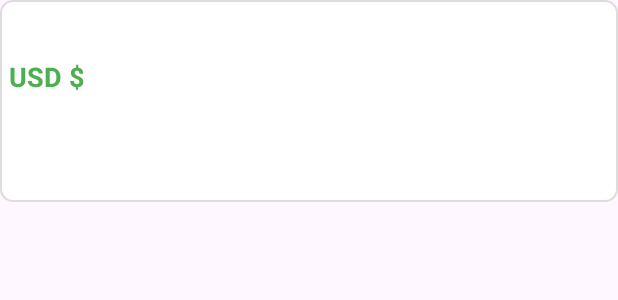
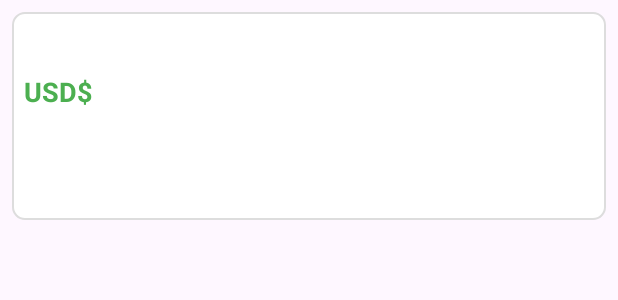
Before and after one commit to Sengeki1/Financial_Control_App, an Android app: the layout item_recycler.xml on its own in the app's theme, with its tools: preview values and no code run, on a phone screen of 412 x 824 dp. Shown: the top 300 px of the screen. Run offline under Robolectric (Android 15) with nearby library versions, the phone set to English and light mode, and no system bars.

Commit message:
RecyclerView

```diff
--- a/app/src/main/res/layout/item_recycler.xml
+++ b/app/src/main/res/layout/item_recycler.xml
@@ -1,18 +1,12 @@
 <?xml version="1.0" encoding="utf-8"?>
-<androidx.constraintlayout.widget.ConstraintLayout xmlns:android="http://schemas.android.com/apk/res/android"
-    xmlns:tools="http://schemas.android.com/tools"
-    android:layout_width="match_parent"
-    android:layout_height="match_parent">
-
     <LinearLayout
         android:id="@+id/background_transaction_id"
+        android:background="@drawable/card_background"
+        xmlns:android="http://schemas.android.com/apk/res/android"
         android:layout_width="match_parent"
         android:layout_height="wrap_content"
-        android:layout_marginTop="16dp"
-        android:background="@drawable/card_background"
         android:orientation="vertical"
-        android:padding="6dp"
-        tools:ignore="MissingConstraints">
+        android:layout_margin="8dp">
 
         <TextView
             android:id="@+id/transaction_title_id"
@@ -53,5 +47,3 @@
             android:textSize="18sp"
             android:textStyle="bold" />
     </LinearLayout>
-
-</androidx.constraintlayout.widget.ConstraintLayout>
--- a/app/src/main/res/values/strings.xml
+++ b/app/src/main/res/values/strings.xml
@@ -3,7 +3,7 @@
     <string name="despesa">Despesa</string>
     <string name="receita">Receita</string>
     <string name="transa_es">Transações</string>
-    <string name="r_0_00">USD $ </string>
+    <string name="r_0_00">USD$ </string>
     <string name="total_de_despesas">Total de Despesas</string>
     <string name="total_de_receitas">Total de Receitas</string>
     <string name="saldo_atual">Saldo Atual</string>
```
Also changed, not shown: app/src/main/java/com/example/myapplication/AdapterTransaction.java (added, +65 -0 lines), app/src/main/java/com/example/myapplication/MainActivity.java (+2 -8 lines), app/src/main/java/com/example/myapplication/transactions_list.java (+16 -0 lines).
